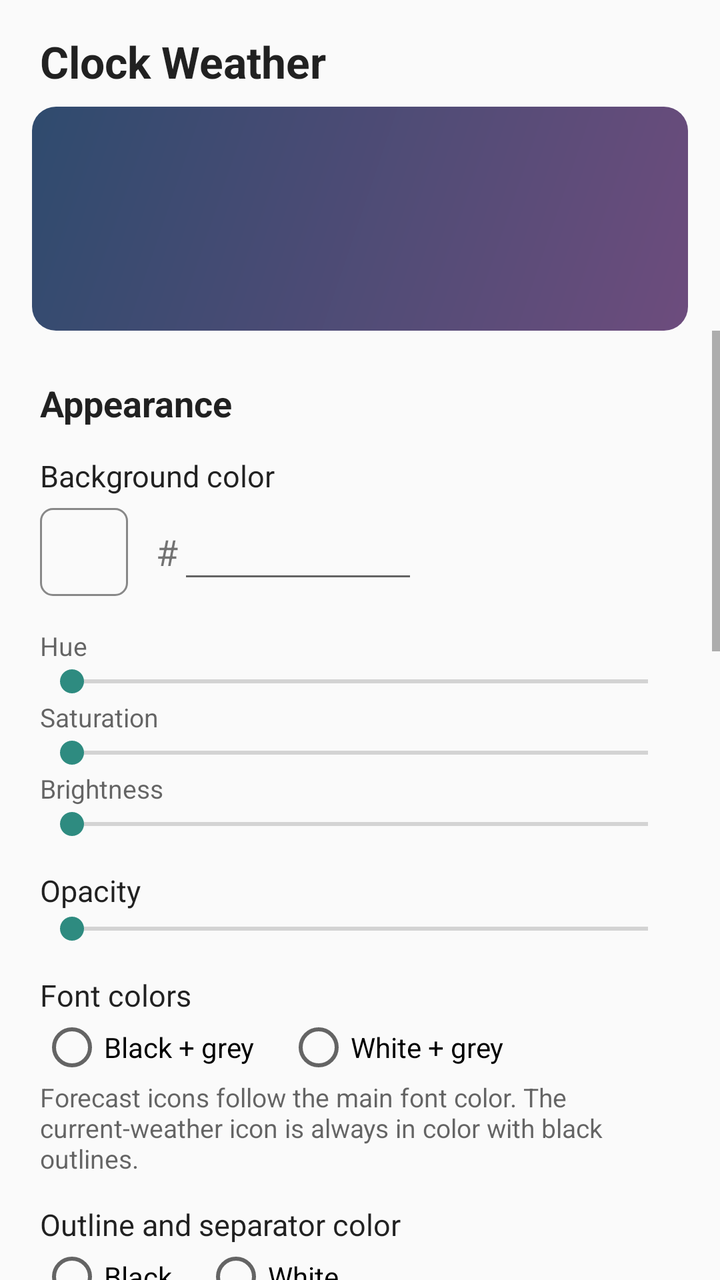
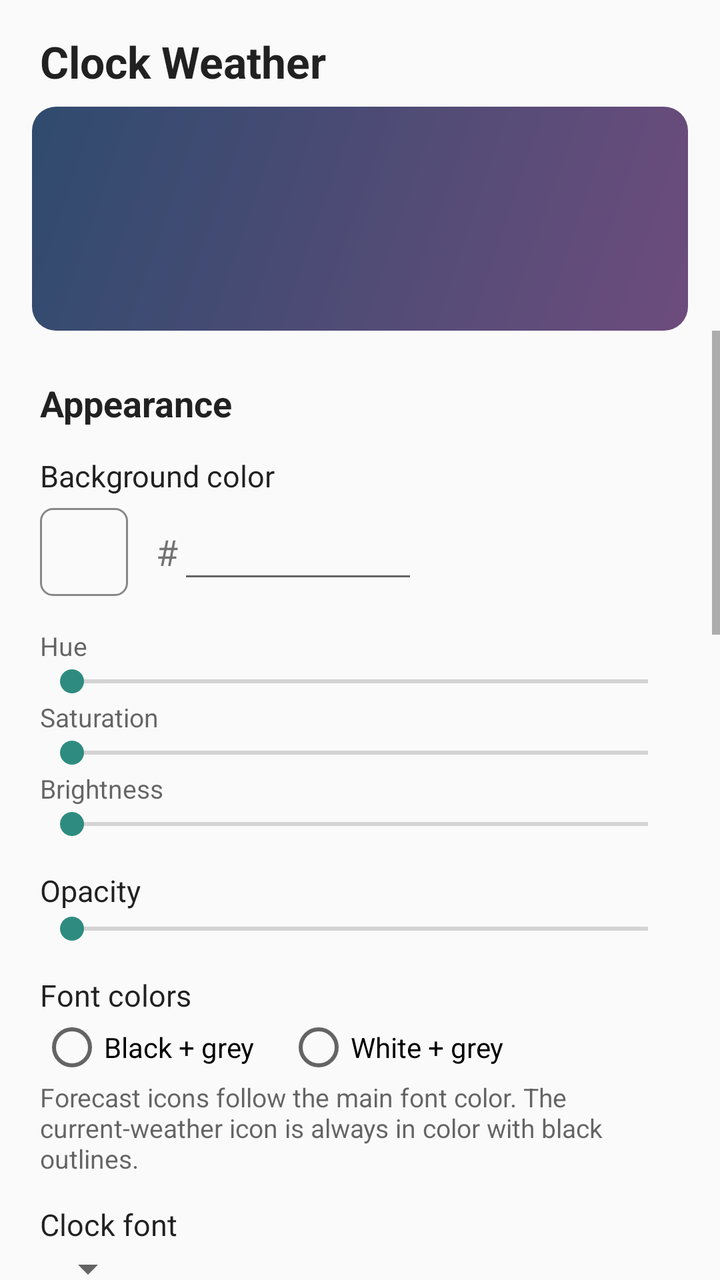

An Android layout rendered at two revisions. The XML below is the earlier revision; the diff shows what the commit changed to produce the second picture.
<!-- AndroidManifest.xml: application theme AppTheme -->
<!-- res/layout/activity_settings.xml -->
<?xml version="1.0" encoding="utf-8"?>
<LinearLayout xmlns:android="http://schemas.android.com/apk/res/android"
    android:id="@+id/settings_root"
    android:layout_width="match_parent"
    android:layout_height="match_parent"
    android:orientation="vertical">

    <TextView
        android:layout_width="match_parent"
        android:layout_height="wrap_content"
        android:paddingStart="20dp"
        android:paddingTop="16dp"
        android:paddingEnd="20dp"
        android:paddingBottom="8dp"
        android:text="@string/app_name"
        android:textColor="?android:attr/textColorPrimary"
        android:textSize="22sp"
        android:textStyle="bold" />

    
    <FrameLayout
        android:id="@+id/preview_frame"
        android:layout_width="match_parent"
        android:layout_height="112dp"
        android:layout_marginStart="16dp"
        android:layout_marginEnd="16dp"
        android:background="@drawable/preview_wallpaper"
        android:padding="16dp">

        <FrameLayout
            android:id="@+id/preview_host"
            android:layout_width="match_parent"
            android:layout_height="match_parent" />
    </FrameLayout>

    <ScrollView
        android:layout_width="match_parent"
        android:layout_height="0dp"
        android:layout_weight="1">

        <LinearLayout
            android:layout_width="match_parent"
            android:layout_height="wrap_content"
            android:orientation="vertical"
            android:paddingStart="20dp"
            android:paddingEnd="20dp"
            android:paddingBottom="24dp">

            
            <TextView style="@style/SectionTitle" android:text="Appearance" />

            <TextView style="@style/ItemTitle" android:text="Background color" />
            <LinearLayout
                android:layout_width="match_parent"
                android:layout_height="wrap_content"
                android:layout_marginTop="6dp"
                android:gravity="center_vertical"
                android:orientation="horizontal">

                <FrameLayout
                    android:id="@+id/color_swatch"
                    android:layout_width="44dp"
                    android:layout_height="44dp"
                    android:foreground="@drawable/swatch_border" />

                <TextView
                    android:layout_width="wrap_content"
                    android:layout_height="wrap_content"
                    android:layout_marginStart="14dp"
                    android:text="#"
                    android:textSize="18sp" />

                <EditText
                    android:id="@+id/hex_input"
                    android:layout_width="120dp"
                    android:layout_height="wrap_content"
                    android:digits="0123456789abcdefABCDEF"
                    android:fontFamily="monospace"
                    android:imeOptions="actionDone"
                    android:inputType="textNoSuggestions|textCapCharacters"
                    android:maxLength="6"
                    android:singleLine="true" />
            </LinearLayout>

            <LinearLayout
                android:id="@+id/presets"
                android:layout_width="match_parent"
                android:layout_height="wrap_content"
                android:layout_marginTop="8dp"
                android:orientation="horizontal" />

            <TextView style="@style/Hint" android:layout_marginTop="8dp" android:text="Hue" />
            <SeekBar android:id="@+id/seek_hue" android:layout_width="match_parent" android:layout_height="wrap_content" android:max="360" />
            <TextView style="@style/Hint" android:text="Saturation" />
            <SeekBar android:id="@+id/seek_sat" android:layout_width="match_parent" android:layout_height="wrap_content" android:max="100" />
            <TextView style="@style/Hint" android:text="Brightness" />
            <SeekBar android:id="@+id/seek_val" android:layout_width="match_parent" android:layout_height="wrap_content" android:max="100" />

            <TextView android:id="@+id/opacity_title" style="@style/ItemTitle" android:text="Opacity" />
            <SeekBar android:id="@+id/seek_opacity" android:layout_width="match_parent" android:layout_height="wrap_content" android:max="100" />

            <TextView style="@style/ItemTitle" android:text="Font colors" />
            <RadioGroup android:id="@+id/font_group" android:layout_width="match_parent" android:layout_height="wrap_content" android:orientation="horizontal">
                <RadioButton android:id="@+id/font_black" android:layout_width="wrap_content" android:layout_height="wrap_content" android:text="Black + grey" />
                <RadioButton android:id="@+id/font_white" android:layout_width="wrap_content" android:layout_height="wrap_content" android:layout_marginStart="16dp" android:text="White + grey" />
            </RadioGroup>
            <TextView style="@style/Hint" android:text="Forecast icons follow the main font color. The current-weather icon is always in color with black outlines." />

            <TextView style="@style/ItemTitle" android:text="Outline and separator color" />
            <RadioGroup android:id="@+id/outline_group" android:layout_width="match_parent" android:layout_height="wrap_content" android:orientation="horizontal">
                <RadioButton android:id="@+id/outline_black" android:layout_width="wrap_content" android:layout_height="wrap_content" android:text="Black" />
                <RadioButton android:id="@+id/outline_white" android:layout_width="wrap_content" android:layout_height="wrap_content" android:layout_marginStart="16dp" android:text="White" />
            </RadioGroup>

            <TextView style="@style/ItemTitle" android:text="Corner radius (dp)" />
            <Spinner android:id="@+id/radius_spinner" android:layout_width="wrap_content" android:layout_height="wrap_content" />

            <TextView style="@style/ItemTitle" android:text="Outline width (dp)" />
            <Spinner android:id="@+id/outline_width_spinner" android:layout_width="wrap_content" android:layout_height="wrap_content" />
            <TextView style="@style/Hint" android:text="The separator uses the same width." />

            
            <TextView style="@style/SectionTitle" android:text="Default launch apps" />

            <TextView style="@style/ItemTitle" android:text="Clock app (tap on time)" />
            <Button android:id="@+id/clock_app_button" android:layout_width="wrap_content" android:layout_height="wrap_content" />

            <TextView style="@style/ItemTitle" android:text="Weather app (tap on forecast)" />
            <Button android:id="@+id/weather_app_button" android:layout_width="wrap_content" android:layout_height="wrap_content" />
            <TextView style="@style/Hint" android:text="Weather data always comes from Open-Meteo (free, no account), whichever app you choose here." />

            
            <TextView style="@style/SectionTitle" android:text="Forecast stripe" />
            <RadioGroup android:id="@+id/forecast_group" android:layout_width="match_parent" android:layout_height="wrap_content" android:orientation="horizontal">
                <RadioButton android:id="@+id/forecast_days" android:layout_width="wrap_content" android:layout_height="wrap_content" android:text="Next 10 days" />
                <RadioButton android:id="@+id/forecast_hours" android:layout_width="wrap_content" android:layout_height="wrap_content" android:layout_marginStart="16dp" android:text="Next 10 hours" />
            </RadioGroup>

            
            <TextView style="@style/SectionTitle" android:text="Temperature unit" />
            <RadioGroup android:id="@+id/unit_group" android:layout_width="match_parent" android:layout_height="wrap_content" android:orientation="horizontal">
                <RadioButton android:id="@+id/unit_c" android:layout_width="wrap_content" android:layout_height="wrap_content" android:text="°C" />
                <RadioButton android:id="@+id/unit_f" android:layout_width="wrap_content" android:layout_height="wrap_content" android:layout_marginStart="16dp" android:text="°F" />
            </RadioGroup>
            <TextView style="@style/Hint" android:text="You can also switch by tapping the weather icon or temperature on the widget." />

            <TextView style="@style/SectionTitle" android:text="Location" />
            <RadioGroup android:id="@+id/location_group" android:layout_width="match_parent" android:layout_height="wrap_content" android:orientation="vertical">
                <RadioButton android:id="@+id/location_device" android:layout_width="wrap_content" android:layout_height="wrap_content" android:text="Use device location" />
                <RadioButton android:id="@+id/location_manual" android:layout_width="wrap_content" android:layout_height="wrap_content" android:text="Use a chosen city" />
            </RadioGroup>
            <TextView android:id="@+id/location_status" style="@style/Hint" android:layout_marginTop="4dp" />
            <Button android:id="@+id/permission_button" android:layout_width="wrap_content" android:layout_height="wrap_content" />
            <LinearLayout
                android:id="@+id/city_row"
                android:layout_width="match_parent"
                android:layout_height="wrap_content"
                android:gravity="center_vertical"
                android:orientation="horizontal">
                <EditText
                    android:id="@+id/city_input"
                    android:layout_width="0dp"
                    android:layout_height="wrap_content"
                    android:layout_weight="1"
                    android:hint="City name"
                    android:imeOptions="actionSearch"
                    android:inputType="textCapWords"
                    android:singleLine="true" />
                <Button android:id="@+id/city_search" android:layout_width="wrap_content" android:layout_height="wrap_content" android:text="Search" />
            </LinearLayout>

            <Button android:id="@+id/refresh_button" android:layout_width="wrap_content" android:layout_height="wrap_content" android:layout_marginTop="24dp" android:text="Refresh weather now" />
            <TextView android:id="@+id/updated_text" style="@style/Hint" />
            <Button android:id="@+id/done_button" android:layout_width="match_parent" android:layout_height="wrap_content" android:layout_marginTop="16dp" android:text="Done" android:visibility="gone" />
        </LinearLayout>
    </ScrollView>
</LinearLayout>
<!-- resources referenced by this layout -->
<resources>
  <!-- drawable preview_wallpaper (drawable) -->
  <?xml version="1.0" encoding="utf-8"?>
  <shape xmlns:android="http://schemas.android.com/apk/res/android" android:shape="rectangle">
      <gradient android:angle="315" android:endColor="#FF6D4C7D" android:startColor="#FF2F4B6E" />
      <corners android:radius="12dp" />
  </shape>
  <!-- drawable swatch_border (drawable) -->
  <?xml version="1.0" encoding="utf-8"?>
  <shape xmlns:android="http://schemas.android.com/apk/res/android" android:shape="rectangle">
      <stroke android:width="1dp" android:color="#FF888888" />
      <corners android:radius="6dp" />
  </shape>
  <string name="app_name">Clock Weather</string>
  <style name="Hint">
          <item name="android:layout_width">match_parent</item>
          <item name="android:layout_height">wrap_content</item>
          <item name="android:textSize">13sp</item>
          <item name="android:textColor">?android:attr/textColorSecondary</item>
      </style>
  <style name="ItemTitle">
          <item name="android:layout_width">match_parent</item>
          <item name="android:layout_height">wrap_content</item>
          <item name="android:layout_marginTop">14dp</item>
          <item name="android:textSize">15sp</item>
          <item name="android:textColor">?android:attr/textColorPrimary</item>
      </style>
  <style name="SectionTitle">
          <item name="android:layout_width">match_parent</item>
          <item name="android:layout_height">wrap_content</item>
          <item name="android:layout_marginTop">24dp</item>
          <item name="android:textSize">18sp</item>
          <item name="android:textStyle">bold</item>
          <item name="android:textColor">?android:attr/textColorPrimary</item>
      </style>
  <style name="AppTheme" parent="@android:style/Theme.Material.Light.NoActionBar">
          <item name="android:colorAccent">@color/accent</item>
          <item name="android:colorPrimary">@color/accent</item>
          <item name="android:colorPrimaryDark">@color/accent</item>
      </style>
  <color name="accent">#FF2E8B80</color>
</resources>

<!-- the commit's change to res/layout/activity_settings.xml (unified diff, before → after) -->
@@ -106,6 +106,10 @@
             </RadioGroup>
             <TextView style="@style/Hint" android:text="Forecast icons follow the main font color. The current-weather icon is always in color with black outlines." />
 
+            <TextView style="@style/ItemTitle" android:text="Clock font" />
+            <Spinner android:id="@+id/font_spinner" android:layout_width="wrap_content" android:layout_height="wrap_content" />
+            <TextView style="@style/Hint" android:text="Used for the time and current temperature." />
+
             <TextView style="@style/ItemTitle" android:text="Outline and separator color" />
             <RadioGroup android:id="@+id/outline_group" android:layout_width="match_parent" android:layout_height="wrap_content" android:orientation="horizontal">
                 <RadioButton android:id="@+id/outline_black" android:layout_width="wrap_content" android:layout_height="wrap_content" android:text="Black" />
